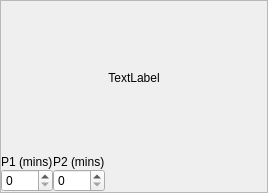
The window that mqt/MqtLogger/tstatsdispframe.ui (zsteva/backup-minos2) describes before a commit, drawn with Qt 5.
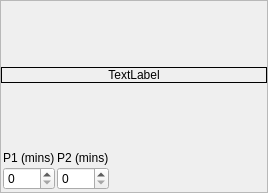
The same window after the commit.

What changed in the file:
```diff
--- a/mqt/MqtLogger/tstatsdispframe.ui
+++ b/mqt/MqtLogger/tstatsdispframe.ui
@@ -50,6 +50,9 @@
    </item>
    <item>
     <widget class="QLabel" name="SLabel1">
+     <property name="frameShape">
+      <enum>QFrame::Box</enum>
+     </property>
      <property name="text">
       <string>TextLabel</string>
      </property>
@@ -76,6 +79,21 @@
    </item>
    <item>
     <layout class="QHBoxLayout" name="horizontalLayout_7">
+     <property name="spacing">
+      <number>2</number>
+     </property>
+     <property name="leftMargin">
+      <number>2</number>
+     </property>
+     <property name="topMargin">
+      <number>2</number>
+     </property>
+     <property name="rightMargin">
+      <number>2</number>
+     </property>
+     <property name="bottomMargin">
+      <number>2</number>
+     </property>
      <item>
       <layout class="QVBoxLayout" name="verticalLayout_11">
        <item>
```
